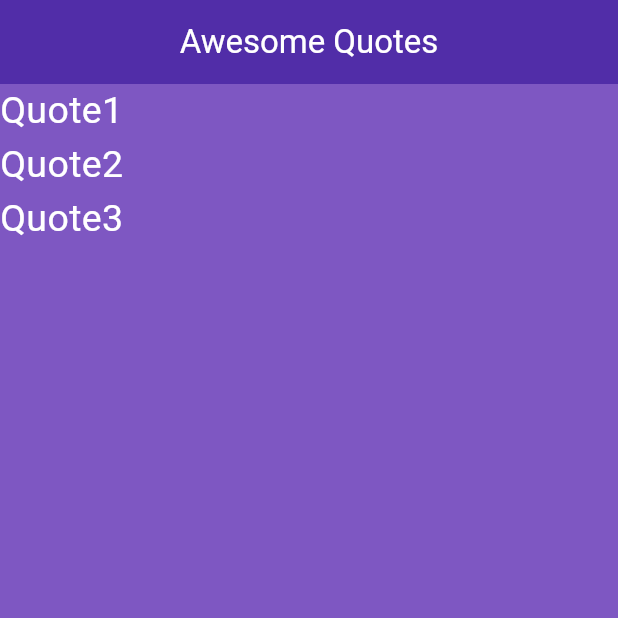
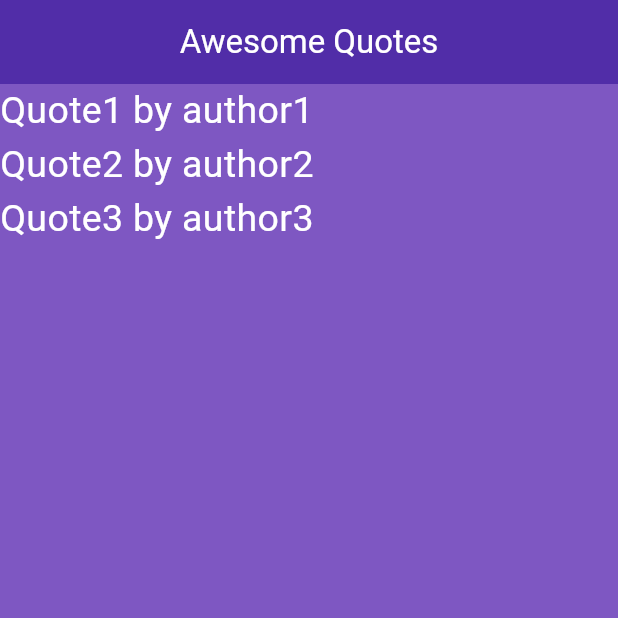
Before and after one commit to Sawyer-Anderson1/practice_app2, a Flutter app: the screen it shows after launch, on a phone screen of 412 x 824 dp, the top half of it. Run offline on Flutter 3.47's test engine with Material 3 defaults, Android fonts, the phone set to English and light mode, and no system bars.

Commit message:
Add files via upload

```diff
--- a/lib/main.dart
+++ b/lib/main.dart
@@ -1,4 +1,5 @@
 import 'package:flutter/material.dart';
+import 'quote.dart';
 
 void main() => runApp(MaterialApp(
   home: QuoteList(),
@@ -12,13 +13,11 @@ class QuoteList extends StatefulWidget {
 }
 
 class _QuoteListState extends State<QuoteList> {
-  List<String> quotes = [
-    "Quote1",
-    "Quote2",
-    "Quote3",
+  List<Quote> quotes = [
+    Quote("Quote1", "author1"),
+    Quote("Quote2", "author2"),
+    Quote("Quote3", "author3"),
   ];
-
-
 
   @override
   Widget build(BuildContext context) {
@@ -37,7 +36,7 @@ class _QuoteListState extends State<QuoteList> {
       body: Column(
         children: quotes.map((quote) {
           return Text(
-            quote,
+            quote.content + " by " + quote.author,
             style: TextStyle(
               color: Colors.white,
               fontSize: 25,
--- a/lib/quote.dart
+++ b/lib/quote.dart
@@ -1,3 +1,9 @@
 class Quote {
+  String content = "";
+  String author = "";
 
+  Quote(String content, String author) {
+    this.content = content;
+    this.author = author;
+  }
 }
```
